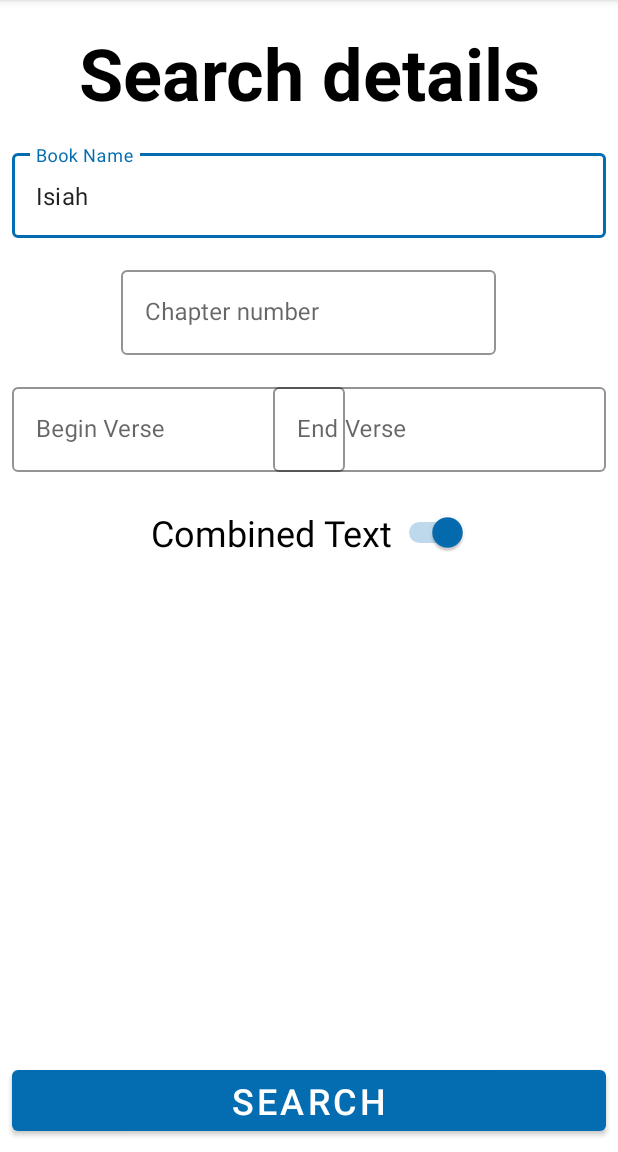
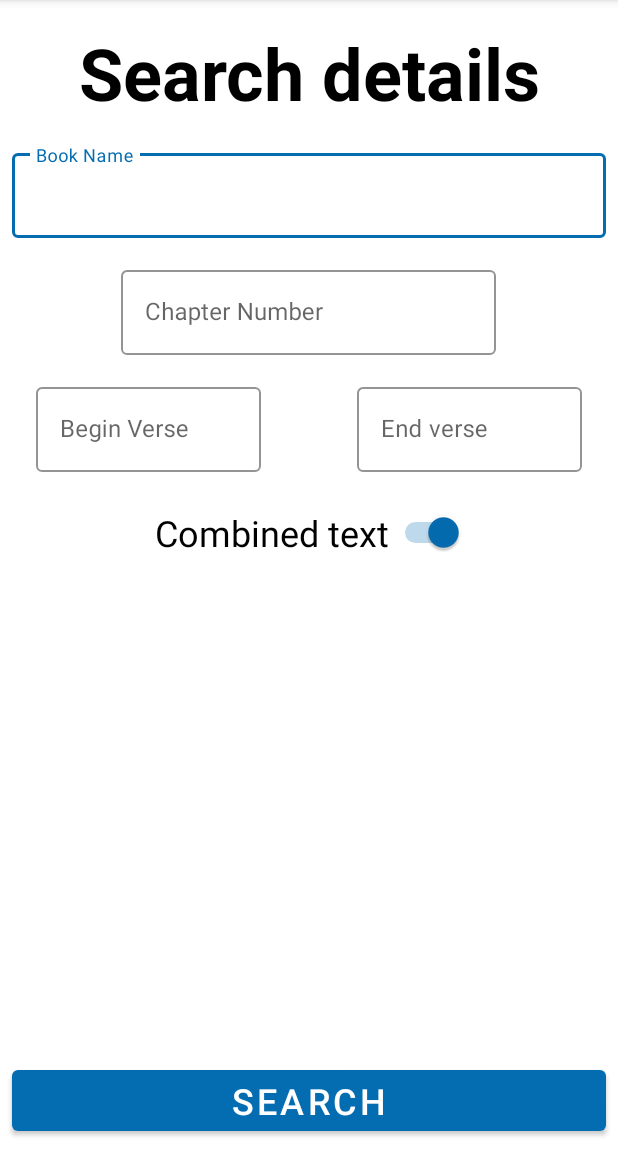
Before and after one commit to Swistak06/BibleVerseApp, an Android app: the FormActivity screen opened directly, with no data from a screen before it, on a phone screen of 412 x 824 dp, the part 84-1236 px from its top. Run offline under Robolectric (Android 15) with nearby library versions, the phone set to English and light mode, and no system bars.

Commit message:
Layout adjustments, combined text handled, minor updates

```diff
--- a/app/src/main/java/com/swistak/bibleverseapp/FormActivity.kt
+++ b/app/src/main/java/com/swistak/bibleverseapp/FormActivity.kt
@@ -19,22 +19,20 @@ class FormActivity : AppCompatActivity() {
 
     private val client = OkHttpClient()
     private var resp = "sfsa"
-    private var apiCallUrl = "https://bible-api.com/"
+    private var apiCallUrl = ""
 
 
 
     override fun onCreate(savedInstanceState: Bundle?) {
         super.onCreate(savedInstanceState)
         setContentView(R.layout.activity_form)
+
         val extras = intent.extras
         if (extras != null) {
             val value = extras.getString("bookName")
             val editable = SpannableStringBuilder(value)
             BookNameInput.text = editable
         }
-
-
-
         searchBtn.setOnClickListener {
 
             when {
@@ -55,6 +53,11 @@ class FormActivity : AppCompatActivity() {
         }
     }
 
+    override fun onResume() {
+        super.onResume()
+        apiCallUrl = "https://bible-api.com/"
+    }
+
     private fun displayErrorMsg(message : String){
         ErrorLabel.text = message
         ErrorLabel.visibility = View.VISIBLE
@@ -67,17 +70,29 @@ class FormActivity : AppCompatActivity() {
         )
     }
 
+
+
+
     fun run(url: String, intent1 : Intent) {
         val request = Request.Builder()
             .url(url)
             .build()
 
         client.newCall(request).enqueue(object : Callback {
-            override fun onFailure(call: Call, e: IOException) {}
+            override fun onFailure(call: Call, e: IOException) {
+                runOnUiThread {
+                    displayErrorMsg("Connection problem")
+                }
+            }
             override fun onResponse(call: Call, response: Response){
                 resp = response.body()!!.string()
-                intent1.putExtra("ApiResponse",resp)
-                startActivity(intent1)
+                if(resp  == "{\"error\":\"not found\"}"){
+                    runOnUiThread { displayErrorMsg("Verses not found") }
+                }
+                else{
+                    intent1.putExtra("ApiResponse",resp)
+                    startActivity(intent1)
+                }
             }
         })
     }
--- a/app/src/main/java/com/swistak/bibleverseapp/Verse.kt
+++ b/app/src/main/java/com/swistak/bibleverseapp/Verse.kt
@@ -4,6 +4,6 @@ data class Verse(
     val book_id: String,
     val book_name: String,
     val chapter: Int,
-    val text: String,
+    var text: String,
     val verse: Int
 )
--- a/app/src/main/java/com/swistak/bibleverseapp/VerseResponse.kt
+++ b/app/src/main/java/com/swistak/bibleverseapp/VerseResponse.kt
@@ -2,7 +2,7 @@ package com.swistak.bibleverseapp
 
 data class VerseResponse(
     val reference: String,
-    val text: String,
+    var text: String,
     val translation_id: String,
     val translation_name: String,
     val translation_note: String,
--- a/app/src/main/res/layout/activity_form.xml
+++ b/app/src/main/res/layout/activity_form.xml
@@ -8,7 +8,7 @@
         tools:context=".FormActivity" android:backgroundTint="#9C27B0">
 
     <TextView
-            android:text="Search details"
+            android:text="@string/search_det"
             android:layout_width="0dp"
             android:layout_height="wrap_content" android:id="@+id/textView2"
             android:textSize="48sp"
@@ -20,7 +20,7 @@
             android:layout_width="0dp"
             android:layout_height="wrap_content"
             style="@style/Widget.MaterialComponents.TextInputLayout.OutlinedBox"
-            android:hint="Book Name"
+            android:hint="@string/book_name"
             app:boxStrokeColor="@color/strokeColor"
             app:hintTextColor="@color/strokeColor"
 
@@ -32,14 +32,14 @@
         <com.google.android.material.textfield.TextInputEditText
                 android:layout_width="match_parent"
                 android:layout_height="wrap_content"
-                android:id="@+id/BookNameInput" android:text="Isiah"/>
+                android:id="@+id/BookNameInput"/>
 
     </com.google.android.material.textfield.TextInputLayout>
     <com.google.android.material.textfield.TextInputLayout
             android:layout_width="250dp"
             android:layout_height="wrap_content"
             style="@style/Widget.MaterialComponents.TextInputLayout.OutlinedBox"
-            android:hint="Chapter number"
+            android:hint="@string/chapter_num"
             app:boxStrokeColor="@color/strokeColor"
             app:hintTextColor="@color/strokeColor"
 
@@ -56,17 +56,17 @@
 
     </com.google.android.material.textfield.TextInputLayout>
     <com.google.android.material.textfield.TextInputLayout
-            android:layout_width="0dp"
+            android:layout_width="150dp"
             android:layout_height="wrap_content"
             style="@style/Widget.MaterialComponents.TextInputLayout.OutlinedBox"
-            android:hint="Begin Verse"
+            android:hint="@string/begin_verse"
             app:boxStrokeColor="@color/strokeColor"
             app:hintTextColor="@color/strokeColor"
 
             android:id="@+id/textInputLayout4"
-            android:layout_marginStart="8dp" app:layout_constraintStart_toStartOf="parent"
+            android:layout_marginStart="24dp" app:layout_constraintStart_toStartOf="parent"
             android:layout_marginTop="16dp" app:layout_constraintTop_toBottomOf="@+id/textInputLayout2"
-            android:layout_marginEnd="182dp" app:layout_constraintEnd_toEndOf="parent">
+    >
 
         <com.google.android.material.textfield.TextInputEditText
                 android:layout_width="match_parent"
@@ -75,17 +75,17 @@
 
     </com.google.android.material.textfield.TextInputLayout>
     <com.google.android.material.textfield.TextInputLayout
-            android:layout_width="0dp"
+            android:layout_width="150dp"
             android:layout_height="wrap_content"
             style="@style/Widget.MaterialComponents.TextInputLayout.OutlinedBox"
-            android:hint="End Verse"
+            android:hint="@string/end_verse"
             app:boxStrokeColor="@color/strokeColor"
             app:hintTextColor="@color/strokeColor"
 
             android:id="@+id/textInputLayout3"
-            android:layout_marginEnd="8dp" app:layout_constraintEnd_toEndOf="parent" android:layout_marginTop="16dp"
-            app:layout_constraintTop_toBottomOf="@+id/textInputLayout2" android:layout_marginStart="182dp"
-            app:layout_constraintStart_toStartOf="parent">
+            android:layout_marginEnd="24dp" app:layout_constraintEnd_toEndOf="parent" android:layout_marginTop="16dp"
+            app:layout_constraintTop_toBottomOf="@+id/textInputLayout2"
+    >
 
         <com.google.android.material.textfield.TextInputEditText
                 android:layout_width="match_parent"
@@ -94,7 +94,7 @@
 
     </com.google.android.material.textfield.TextInputLayout>
     <Switch
-            android:text="Combined Text"
+            android:text="@string/combined"
             android:layout_width="wrap_content"
             android:layout_height="wrap_content"
             android:id="@+id/CombinedTextSwitch" android:textSize="24sp"
--- a/app/src/main/res/layout/fragment_new_testament_books.xml
+++ b/app/src/main/res/layout/fragment_new_testament_books.xml
@@ -12,9 +12,9 @@
         <EditText
                 android:layout_width="match_parent"
                 android:inputType="textPersonName"
-                android:text="Name"
                 android:layout_height="50dp"
                 android:ems="10"
+                android:hint="Book Name"
                 android:id="@+id/newBooksSearchFilter"/>
         <ListView
                 android:layout_width="match_parent"
--- a/app/src/main/res/layout/fragment_old_testament_books.xml
+++ b/app/src/main/res/layout/fragment_old_testament_books.xml
@@ -12,7 +12,7 @@
         <EditText
                 android:layout_width="match_parent"
                 android:inputType="textPersonName"
-                android:text="Name"
+                android:hint="Book Name"
                 android:layout_height="50dp"
                 android:ems="10"
                 android:id="@+id/oldBooksSearchFilter"/>
--- a/app/src/main/res/values/strings.xml
+++ b/app/src/main/res/values/strings.xml
@@ -4,6 +4,12 @@
     <string name="section_format">Hello World from section: %1$d</string>
     <string name="old_testament">Old Testament</string>
     <string name="new_testament">New Testament</string>
+    <string name="book_name">Book Name</string>
+    <string name="begin_verse">Begin Verse</string>
+    <string name="end_verse">End verse</string>
+    <string name="chapter_num">Chapter Number</string>
+    <string name="search_det">Search details</string>
+    <string name="combined">Combined text</string>
 
     <!-- TODO: Remove or change this placeholder text -->
     <string name="hello_blank_fragment">Hello blank fragment</string>
```
Also changed, not shown: app/src/main/java/com/swistak/bibleverseapp/ResultActivity.kt (+26 -1 lines).
